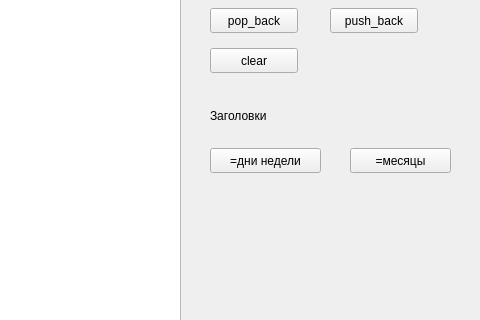
Old version of the form sprint4/Tems20_25lesson3_10/vector_view/mainwindow.ui in the repository gitVictors/green; both pictures show x 120 to 600 and y 102 to 422 of the 600 by 647 pixel window.
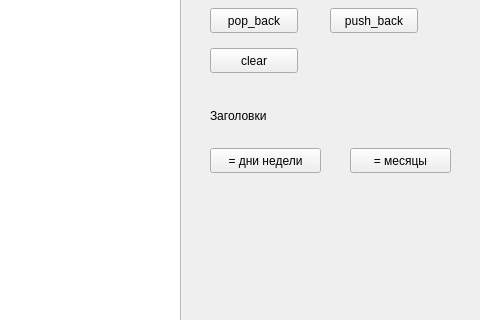
New version of the form.

Commit message: визуализация вектора

Diff of the .ui file:
```diff
--- a/sprint4/Tems20_25lesson3_10/vector_view/mainwindow.ui
+++ b/sprint4/Tems20_25lesson3_10/vector_view/mainwindow.ui
@@ -109,7 +109,7 @@
      </rect>
     </property>
     <property name="text">
-     <string>=дни недели</string>
+     <string>= дни недели</string>
     </property>
    </widget>
    <widget class="QPushButton" name="pushButton_5">
@@ -122,7 +122,7 @@
      </rect>
     </property>
     <property name="text">
-     <string>=месяцы</string>
+     <string>= месяцы</string>
     </property>
    </widget>
    <widget class="QLineEdit" name="txt_size">
```
